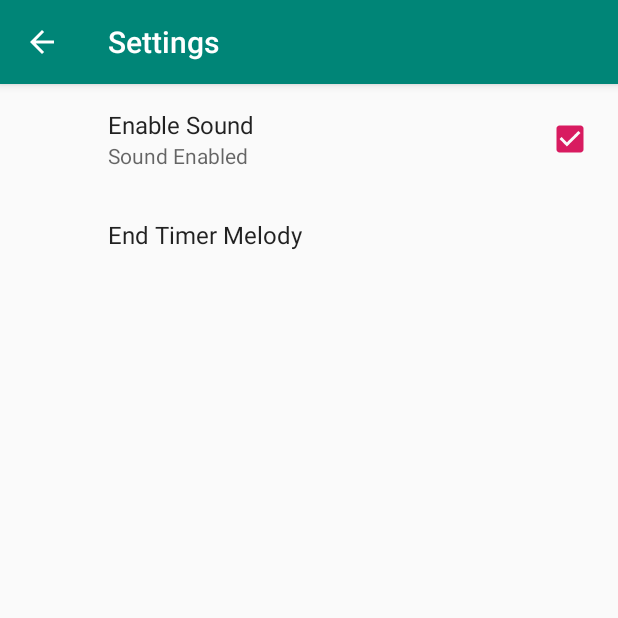
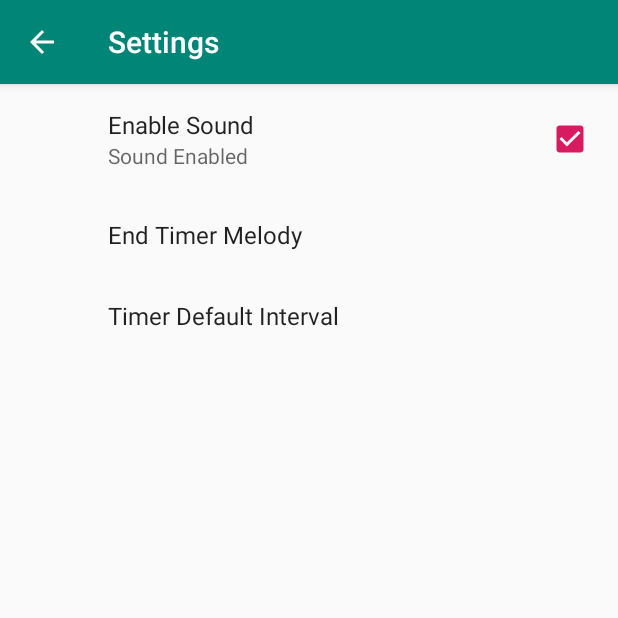
Before and after one commit to ildarsaribzhanov/LearnAndroid_Timer, an Android app: the screen it shows after launch (SettingsActivity), in the options menu, after a tap on "Settings", on a phone screen of 412 x 824 dp, the top half of it. Run offline under Robolectric (Android 15) with nearby library versions, the phone set to English and light mode, and no system bars; our stand-ins replace androidx.preference.

Commit message:
[Add] settings timer value

```diff
--- a/app/src/main/java/com/example/udemylearntimer/MainActivity.java
+++ b/app/src/main/java/com/example/udemylearntimer/MainActivity.java
@@ -20,7 +20,7 @@ import android.widget.SeekBar;
 import android.widget.TextView;
 
 
-public class MainActivity extends AppCompatActivity {
+public class MainActivity extends AppCompatActivity implements SharedPreferences.OnSharedPreferenceChangeListener {
 
     private static final int MAX_VALUE = 60;
 
@@ -28,9 +28,18 @@ public class MainActivity extends AppCompatActivity {
     SeekBar timerLeftBar;
     Button button;
     TextView timerValueView;
-    Integer timerVal = 30;
+    Integer timerVal;
     CountDownTimer timer;
     SharedPreferences preferences;
+
+    @Override
+    public void onSharedPreferenceChanged(SharedPreferences sharedPreferences, String key) {
+        if (key.equals("timer_val")) {
+            timerVal = Integer.valueOf(preferences.getString("timer_val", "30"));
+            timerLeftBar.setProgress(timerVal);
+            viewTimerVal(timerVal);
+        }
+    }
 
     public class MyCountDownTimer extends CountDownTimer {
         /**
@@ -68,6 +77,8 @@ public class MainActivity extends AppCompatActivity {
 
         preferences = PreferenceManager.getDefaultSharedPreferences(getApplicationContext());
 
+        timerVal = Integer.valueOf(preferences.getString("timer_val", "30"));
+
         button = findViewById(R.id.startBtn);
         timerValueView = findViewById(R.id.timerValue);
 
@@ -97,6 +108,14 @@ public class MainActivity extends AppCompatActivity {
 
             }
         });
+
+        preferences.registerOnSharedPreferenceChangeListener(this);
+    }
+
+    @Override
+    protected void onDestroy() {
+        super.onDestroy();
+        preferences.unregisterOnSharedPreferenceChangeListener(this);
     }
 
     void playEnd() {
--- a/app/src/main/java/com/example/udemylearntimer/SettingsFragment.java
+++ b/app/src/main/java/com/example/udemylearntimer/SettingsFragment.java
@@ -5,6 +5,8 @@ import android.content.SharedPreferences;
 import android.os.Bundle;
 
 import androidx.annotation.Nullable;
+import androidx.preference.CheckBoxPreference;
+import androidx.preference.EditTextPreference;
 import androidx.preference.ListPreference;
 import androidx.preference.Preference;
 import androidx.preference.PreferenceFragmentCompat;
@@ -23,7 +25,7 @@ public class SettingsFragment extends PreferenceFragmentCompat implements Shared
         for (int preferenceIndex = 0; preferenceIndex < count; preferenceIndex++) {
             Preference preference = preferenceScreen.getPreference(preferenceIndex);
 
-            if (preference instanceof ListPreference) {
+            if (!(preference instanceof CheckBoxPreference)) {
                 String val = sharedPreferences.getString(preference.getKey(), "");
                 setPrefLabel(preference, val);
             }
@@ -31,25 +33,30 @@ public class SettingsFragment extends PreferenceFragmentCompat implements Shared
     }
 
     private void setPrefLabel(Preference preference, String val) {
-        if (!(preference instanceof ListPreference)) {
+        if (preference instanceof ListPreference) {
+            ListPreference listPreference = (ListPreference) preference;
+            int index = listPreference.findIndexOfValue(val);
+
+            if (index < 0) {
+                return;
+            }
+
+            listPreference.setSummary(listPreference.getEntries()[index]);
+
             return;
         }
 
-        ListPreference listPreference = (ListPreference) preference;
-        int index = listPreference.findIndexOfValue(val);
-
-        if (index < 0) {
+        if (preference instanceof EditTextPreference) {
+            preference.setSummary(val);
             return;
         }
-
-        listPreference.setSummary(listPreference.getEntries()[index]);
     }
 
     @Override
     public void onSharedPreferenceChanged(SharedPreferences sharedPreferences, String key) {
         Preference preference = findPreference(key);
 
-        if (preference instanceof ListPreference) {
+        if (!(preference instanceof CheckBoxPreference)) {
             String val = sharedPreferences.getString(key, "");
             setPrefLabel(preference, val);
         }
--- a/app/src/main/res/xml/timer_preferences.xml
+++ b/app/src/main/res/xml/timer_preferences.xml
@@ -13,4 +13,9 @@
         android:title="End Timer Melody"
         android:entries="@array/preference_timer_sound_file_label"
         android:entryValues="@array/preference_timer_sound_file_vals"/>
+
+    <EditTextPreference
+        android:defaultValue="30"
+        android:key="timer_val"
+        android:title="Timer Default Interval"/>
 </PreferenceScreen>
```
